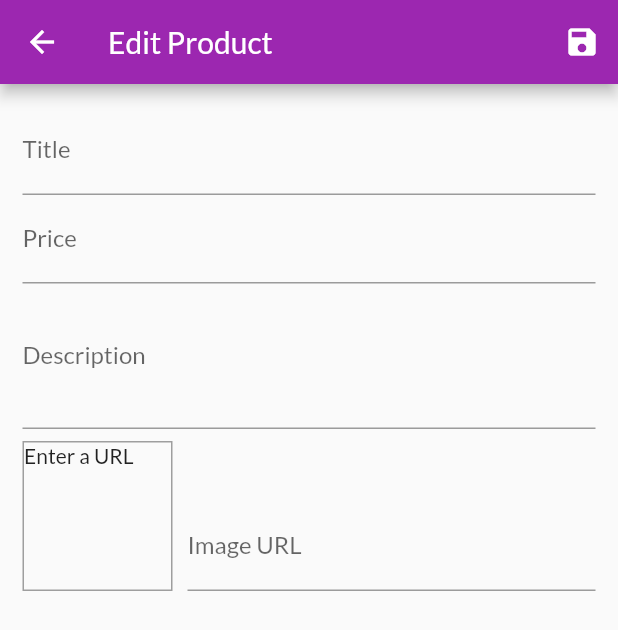
After one commit to binoytv9/flutter-learning, a Flutter app: the EditProductScreen screen opened by its route, after a tap on the "save" icon, on a phone screen of 412 x 824 dp. The commit adds this screen. Shown: the top 630 px of the screen. Run offline on Flutter 3.47's test engine with Material 2 defaults, Android fonts, the phone set to English and light mode, and no system bars; our stand-ins replace sqflite; accounts and stored records are empty; network calls fail.

Commit message:
user prod add/edit screen

```diff
--- a/shop_app/lib/main.dart
+++ b/shop_app/lib/main.dart
@@ -8,6 +8,8 @@
 import 'providers/orders.dart';
 import './screens/cart_screen.dart';
 import './screens/orders_screen.dart';
+import './screens/user_products_screen.dart';
+import './screens/edit_product_screen.dart';
 
 void main() => runApp(MyApp());
 
@@ -38,6 +40,8 @@
           ProductDetailScreen.routeName: (ctx) => ProductDetailScreen(),
           CartScreen.routeName: (ctx) => CartScreen(),
           OrdersScreen.routeName: (ctx) => OrdersScreen(),
+          UserProductsScreen.routeName: (ctx) => UserProductsScreen(),
+          EditProductScreen.routeName: (ctx) => EditProductScreen(),
         },
       ),
     );
--- /dev/null
+++ b/shop_app/lib/screens/edit_product_screen.dart
@@ -0,0 +1,191 @@
+import 'package:flutter/material.dart';
+import '../providers/product.dart';
+
+class EditProductScreen extends StatefulWidget {
+  static const routeName = '/edit-product';
+
+  @override
+  _EditProductScreenState createState() => _EditProductScreenState();
+}
+
+class _EditProductScreenState extends State<EditProductScreen> {
+  final _priceFocusNode = FocusNode();
+  final _descFocusNode = FocusNode();
+  final _imageUrlFocusNode = FocusNode();
+  final _form = GlobalKey<FormState>();
+  var _editedProduct = Product(
+    id: null,
+    title: '',
+    price: 0,
+    description: '',
+    imageUrl: '',
+  );
+
+  void _updateImageUrl() {
+    if (!_imageUrlFocusNode.hasFocus) {
+      setState(() {});
+    }
+  }
+
+  @override
+  void initState() {
+    _imageUrlFocusNode.addListener(_updateImageUrl);
+    super.initState();
+  }
+
+  final _imageUrlController = TextEditingController();
+
+  @override
+  void dispose() {
+    super.dispose();
+    _imageUrlFocusNode.removeListener(_updateImageUrl);
+    _priceFocusNode.dispose();
+    _descFocusNode.dispose();
+    _imageUrlController.dispose();
+    _imageUrlFocusNode.dispose();
+  }
+
+  void _saveForm() {
+    _form.currentState.save();
+    print(_editedProduct.title);
+    print(_editedProduct.price);
+    print(_editedProduct.description);
+    print(_editedProduct.id);
+    print(_editedProduct.imageUrl);
+  }
+
+  @override
+  Widget build(BuildContext context) {
+    return Scaffold(
+      appBar: AppBar(
+        title: const Text(
+          'Edit Product',
+        ),
+        actions: <Widget>[
+          IconButton(
+            icon: Icon(Icons.save),
+            onPressed: _saveForm,
+          ),
+        ],
+      ),
+      body: Padding(
+        padding: const EdgeInsets.all(
+          15,
+        ),
+        child: Form(
+          key: _form,
+          child: SingleChildScrollView(
+            child: Column(
+              children: <Widget>[
+                TextFormField(
+                  decoration: const InputDecoration(
+                    labelText: 'Title',
+                  ),
+                  textInputAction: TextInputAction.next,
+                  onFieldSubmitted: (_) => FocusScope.of(context).nextFocus(),
+                  onSaved: (value) {
+                    _editedProduct = Product(
+                      title: value,
+                      price: _editedProduct.price,
+                      description: _editedProduct.description,
+                      id: _editedProduct.id,
+                      imageUrl: _editedProduct.imageUrl,
+                    );
+                  },
+                ),
+                TextFormField(
+                  decoration: const InputDecoration(
+                    labelText: 'Price',
+                  ),
+                  textInputAction: TextInputAction.next,
+                  keyboardType: TextInputType.number,
+                  focusNode: _priceFocusNode,
+                  onFieldSubmitted: (_) => FocusScope.of(context).nextFocus(),
+                  onSaved: (value) {
+                    _editedProduct = Product(
+                      title: _editedProduct.title,
+                      price: double.tryParse(value),
+                      description: _editedProduct.description,
+                      id: _editedProduct.id,
+                      imageUrl: _editedProduct.imageUrl,
+                    );
+                  },
+                ),
+                TextFormField(
+                  decoration: const InputDecoration(
+                    labelText: 'Description',
+                  ),
+                  focusNode: _descFocusNode,
+                  maxLines: 3,
+                  keyboardType: TextInputType.multiline,
+                  onSaved: (value) {
+                    _editedProduct = Product(
+                      title: _editedProduct.title,
+                      price: _editedProduct.price,
+                      description: value,
+                      id: _editedProduct.id,
+                      imageUrl: _editedProduct.imageUrl,
+                    );
+                  },
+                ),
+                Row(
+                  crossAxisAlignment: CrossAxisAlignment.end,
+                  children: <Widget>[
+                    Container(
+                      width: 100,
+                      height: 100,
+                      margin: EdgeInsets.only(
+                        top: 8,
+                        right: 10,
+                      ),
+                      decoration: BoxDecoration(
+                        border: Border.all(
+                          width: 1,
+                          color: Colors.grey,
+                        ),
+                      ),
+                      child: _imageUrlController.text.isEmpty
+                          ? Text('Enter a URL')
+                          : FittedBox(
+                              child: Image.network(
+                                _imageUrlController.text,
+                                fit: BoxFit.cover,
+                              ),
+                            ),
+                    ),
+                    Expanded(
+                      child: TextFormField(
+                        decoration: InputDecoration(
+                          labelText: 'Image URL',
+                        ),
+                        keyboardType: TextInputType.url,
+                        textInputAction: TextInputAction.done,
+                        controller: _imageUrlController,
+                        focusNode: _imageUrlFocusNode,
+                        onChanged: (_) {
+                          setState(() {});
+                        },
+                        onFieldSubmitted: (_) {
+                          _saveForm();
+                        },
+                        onSaved: (value) {
+                          _editedProduct = Product(
+                            title: _editedProduct.title,
+                            price: _editedProduct.price,
+                            description: _editedProduct.description,
+                            id: _editedProduct.id,
+                            imageUrl: value,
+                          );
+                        },
+                      ),
+                    ),
+                  ],
+                ),
+              ],
+            ),
+          ),
+        ),
+      ),
+    );
+  }
+}
```
Also changed, not shown: shop_app/lib/providers/cart.dart (+21 -0 lines), shop_app/lib/screens/user_products_screen.dart (added, +52 -0 lines), shop_app/lib/widgets/app_drawer.dart (+11 -0 lines), shop_app/lib/widgets/cart_item.dart (+27 -0 lines), shop_app/lib/widgets/product_item.dart (+17 -0 lines), shop_app/lib/widgets/user_product_item.dart (added, +37 -0 lines).
